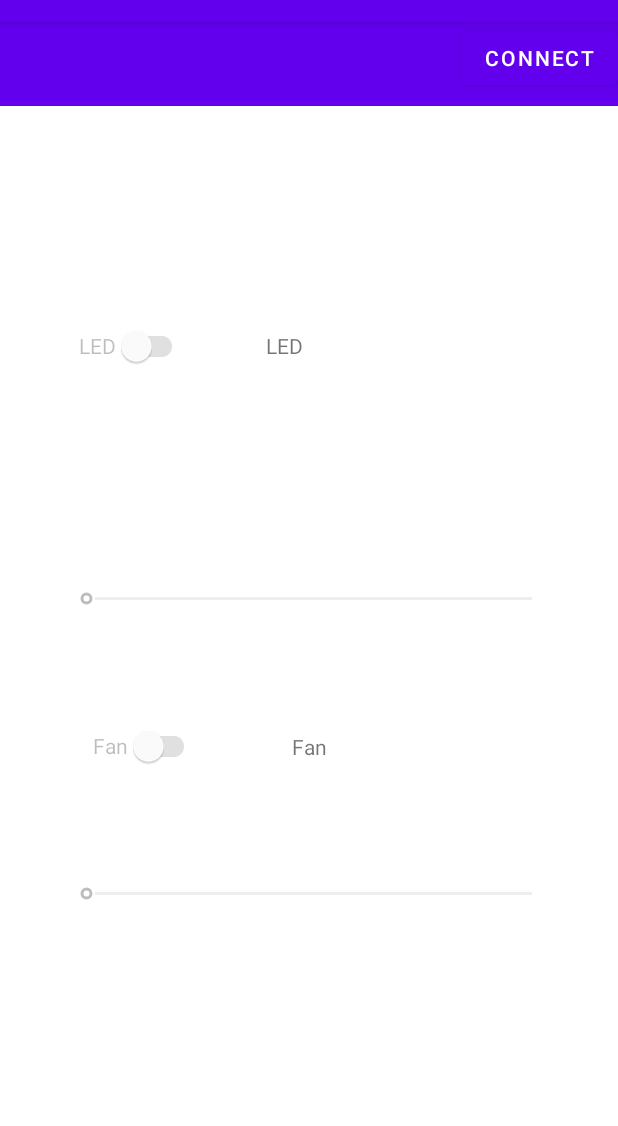
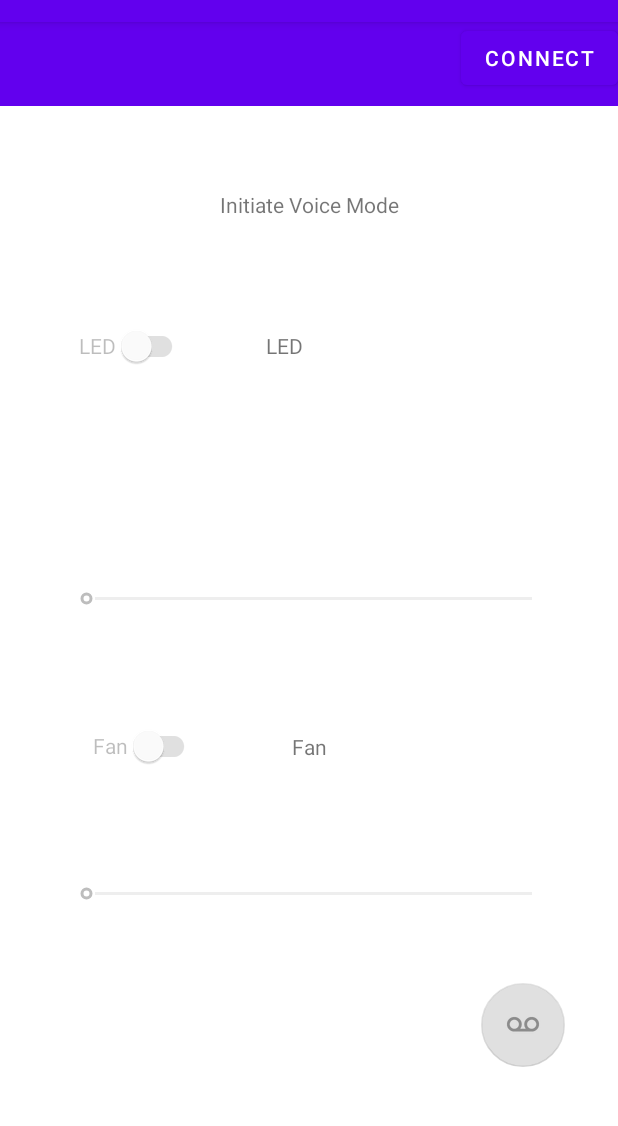
Before and after one commit to masterchief164/arduino_control1, an Android app: the screen it shows after launch (MainActivity), on a phone screen of 412 x 824 dp, the part 62-1188 px from its top. Run offline under Robolectric (Android 15) with nearby library versions, the phone set to English and light mode, and no system bars.

Commit message:
voice recognition left

```diff
--- a/app/src/main/java/com/example/arduino_control/MainActivity.java
+++ b/app/src/main/java/com/example/arduino_control/MainActivity.java
@@ -4,6 +4,7 @@ import android.Manifest;
 import android.bluetooth.BluetoothAdapter;
 import android.bluetooth.BluetoothDevice;
 import android.bluetooth.BluetoothSocket;
+import android.content.ComponentName;
 import android.content.Intent;
 import android.content.pm.PackageManager;
 import android.os.Build;
@@ -11,6 +12,8 @@ import android.os.Bundle;
 import android.os.Handler;
 import android.os.Looper;
 import android.os.Message;
+import android.speech.RecognizerIntent;
+import android.speech.SpeechRecognizer;
 import android.util.Log;
 import android.view.View;
 import android.widget.Button;
@@ -19,11 +22,13 @@ import android.widget.SeekBar;
 import android.widget.TextView;
 import android.widget.Toast;
 
+import com.google.android.material.floatingactionbutton.FloatingActionButton;
 import com.google.android.material.switchmaterial.SwitchMaterial;
 
 import java.io.IOException;
 import java.io.InputStream;
 import java.io.OutputStream;
+import java.util.Locale;
 import java.util.UUID;
 
 import androidx.annotation.NonNull;
@@ -46,6 +51,7 @@ public class MainActivity extends AppCompatActivity {
     public static CreateConnectThread createConnectThread;
     private String deviceName = null;
     public BluetoothAdapter bluetoothAdapter = null;
+    private SpeechRecognizer speechRecognizer;
 
     static final int req = 123;
 
@@ -55,7 +61,7 @@ public class MainActivity extends AppCompatActivity {
         super.onCreate(savedInstanceState);
         setContentView(R.layout.activity_main);
 
-        // UI Initialization
+        //                              UI Initialization
         final Button buttonConnect = findViewById(R.id.bluetoothConnect);
         final Toolbar toolbar = findViewById(R.id.toolbar);
         final ProgressBar progressBar = findViewById(R.id.progressBar);
@@ -66,12 +72,15 @@ public class MainActivity extends AppCompatActivity {
         SeekBar fan_seekbar = findViewById(R.id.seekBar_fan);
         TextView fan_textview = findViewById(R.id.textView_fan);
         TextView led_textview = findViewById(R.id.textView_led);
+        FloatingActionButton floatingActionButton = findViewById(R.id.voice_activation);
+        TextView voiceResults = findViewById(R.id.voiceResults);
         fan_seekbar.setEnabled(false);
         fan_switch.setEnabled(false);
         led_switch.setEnabled(false);
         led_seekbar.setEnabled(false);
+        floatingActionButton.setEnabled(false);
 
-
+        //                          Checking Permissions
         if (ContextCompat.checkSelfPermission(this,
                 Manifest.permission.ACCESS_BACKGROUND_LOCATION) +
                 ContextCompat.checkSelfPermission(this,
@@ -81,7 +90,11 @@ public class MainActivity extends AppCompatActivity {
                 ContextCompat.checkSelfPermission(this,
                         Manifest.permission.BLUETOOTH) +
                 ContextCompat.checkSelfPermission(this,
-                        Manifest.permission.BLUETOOTH_ADMIN) !=
+                        Manifest.permission.BLUETOOTH_ADMIN) +
+                ContextCompat.checkSelfPermission(this,
+                        Manifest.permission.INTERNET) +
+                ContextCompat.checkSelfPermission(this,
+                        Manifest.permission.RECORD_AUDIO) !=
                 PackageManager.PERMISSION_GRANTED) {
             if (ActivityCompat.shouldShowRequestPermissionRationale(this,
                     Manifest.permission.BLUETOOTH_ADMIN) ||
@@ -92,7 +105,11 @@ public class MainActivity extends AppCompatActivity {
                     ActivityCompat.shouldShowRequestPermissionRationale(this,
                             Manifest.permission.ACCESS_FINE_LOCATION) ||
                     ActivityCompat.shouldShowRequestPermissionRationale(this,
-                            Manifest.permission.ACCESS_BACKGROUND_LOCATION)) {
+                            Manifest.permission.ACCESS_BACKGROUND_LOCATION) ||
+                    ActivityCompat.shouldShowRequestPermissionRationale(this,
+                            Manifest.permission.RECORD_AUDIO) ||
+                    ActivityCompat.shouldShowRequestPermissionRationale(this
+                            , Manifest.permission.INTERNET)) {
                 AlertDialog.Builder builder = new AlertDialog.Builder(this);
                 builder.setTitle("Grant Permissions");
                 builder.setMessage("Grant Bluetooth and Location Access");
@@ -104,7 +121,9 @@ public class MainActivity extends AppCompatActivity {
                                         Manifest.permission.ACCESS_FINE_LOCATION,
                                         Manifest.permission.ACCESS_BACKGROUND_LOCATION,
                                         Manifest.permission.BLUETOOTH_ADMIN,
-                                        Manifest.permission.BLUETOOTH
+                                        Manifest.permission.BLUETOOTH,
+                                        Manifest.permission.RECORD_AUDIO,
+                                        Manifest.permission.INTERNET
                                 }, req
                         ));
                 builder.setNegativeButton("Cancel", null);
@@ -118,7 +137,10 @@ public class MainActivity extends AppCompatActivity {
                                 Manifest.permission.ACCESS_FINE_LOCATION,
                                 Manifest.permission.ACCESS_BACKGROUND_LOCATION,
                                 Manifest.permission.BLUETOOTH_ADMIN,
-                                Manifest.permission.BLUETOOTH
+                                Manifest.permission.BLUETOOTH,
+                                Manifest.permission.BLUETOOTH,
+                                Manifest.permission.RECORD_AUDIO,
+                                Manifest.permission.INTERNET
                         }, req
                 );
             }
@@ -144,6 +166,27 @@ public class MainActivity extends AppCompatActivity {
             createConnectThread.start();
         }
 
+
+        speechRecognizer = SpeechRecognizer.createSpeechRecognizer(this, ComponentName.unflattenFromString("com.google.android.googlequicksearchbox/com.google.android.voicesearch.serviceapi.GoogleRecognitionService"));
+
+
+        final Intent speechRecognizerIntent = new Intent(
+                RecognizerIntent.ACTION_RECOGNIZE_SPEECH);
+
+        speechRecognizerIntent.putExtra(RecognizerIntent.EXTRA_LANGUAGE_MODEL,
+                RecognizerIntent.LANGUAGE_MODEL_FREE_FORM);
+
+        speechRecognizerIntent.putExtra(RecognizerIntent.EXTRA_LANGUAGE,
+                Locale.getDefault());
+
+
+        //                          voice button
+
+
+        floatingActionButton.setOnClickListener(v ->
+                speechRecognizer.startListening(speechRecognizerIntent));
+
+
         /*
         Second most important piece of Code. GUI Handler
          */
@@ -159,6 +202,7 @@ public class MainActivity extends AppCompatActivity {
                                 buttonConnect.setEnabled(true);
                                 fan_switch.setEnabled(true);
                                 led_switch.setEnabled(true);
+                                floatingActionButton.setEnabled(true);
                                 break;
                             case -1:
                                 toolbar.setSubtitle("Device fails to connect");
@@ -214,14 +258,12 @@ public class MainActivity extends AppCompatActivity {
         // Select Bluetooth Device
         buttonConnect.setOnClickListener(view -> {
             // Move to adapter list
-
             bluetoothAdapter = BluetoothAdapter.getDefaultAdapter();
             checkBTState();
-
-
         });
 
 
+        //                              Led Switch
         led_switch.setOnCheckedChangeListener((buttonView, isChecked) -> {
             String cmdTxt;
             boolean state = led_switch.isChecked();
@@ -241,6 +283,8 @@ public class MainActivity extends AppCompatActivity {
             }
             connectedThread.write(cmdTxt);
         });
+
+        //                              Fan Switch
         fan_switch.setOnCheckedChangeListener((buttonView, isChecked) -> {
             String cmdTxt;
             boolean state = fan_switch.isChecked();
@@ -260,6 +304,8 @@ public class MainActivity extends AppCompatActivity {
             }
             connectedThread.write(cmdTxt);
         });
+
+        //                              Fan Seekbar
         led_seekbar.setOnSeekBarChangeListener(new SeekBar.OnSeekBarChangeListener() {
             @Override
             public void onProgressChanged(SeekBar seekBar, int progress, boolean fromUser) {
@@ -285,6 +331,8 @@ public class MainActivity extends AppCompatActivity {
                 }
             }
         });
+
+        //                              Led Seekbar
         fan_seekbar.setOnSeekBarChangeListener(new SeekBar.OnSeekBarChangeListener() {
             @Override
             public void onProgressChanged(SeekBar seekBar, int progress, boolean fromUser) {
@@ -335,7 +383,9 @@ public class MainActivity extends AppCompatActivity {
                             grantResults[1] +
                             grantResults[2] +
                             grantResults[3] +
-                            grantResults[4]
+                            grantResults[4] +
+                            grantResults[5] +
+                            grantResults[6]
                             == PackageManager.PERMISSION_GRANTED)) {
                 Toast.makeText(getApplicationContext(),
                         "permissions are granted", Toast.LENGTH_SHORT).show();
@@ -345,7 +395,7 @@ public class MainActivity extends AppCompatActivity {
 
     private void checkBTState() {
         // Check for Bluetooth support and then check to make sure it is turned on
-        // Emulator doesn't support Bluetooth and will return null
+        //          Emulator doesn't support Bluetooth and will return null
         if (bluetoothAdapter.isEnabled()) {
             Log.d(TAG, "...Bluetooth ON...");
             Intent intent = new Intent(MainActivity.this,
--- a/app/src/main/res/layout/activity_main.xml
+++ b/app/src/main/res/layout/activity_main.xml
@@ -102,4 +102,32 @@
         app:layout_constraintStart_toStartOf="parent"
         app:layout_constraintTop_toBottomOf="@+id/seekBar_led" />
 
+    <TextView
+        android:id="@+id/voiceResults"
+        android:layout_width="0dp"
+        android:layout_height="wrap_content"
+        android:text="@string/initiate_voice_mode"
+        android:textAlignment="center"
+        app:layout_constraintBottom_toBottomOf="parent"
+        app:layout_constraintEnd_toEndOf="parent"
+        app:layout_constraintStart_toStartOf="parent"
+        app:layout_constraintTop_toTopOf="parent"
+        app:layout_constraintVertical_bias="0.15"
+        app:layout_constraintWidth_percent="0.8" />
+
+    <com.google.android.material.floatingactionbutton.FloatingActionButton
+        android:id="@+id/voice_activation"
+        android:layout_width="wrap_content"
+        android:layout_height="wrap_content"
+        android:clickable="true"
+        android:contentDescription="@string/voice_mode"
+        android:focusable="true"
+        app:layout_constraintBottom_toBottomOf="parent"
+        app:layout_constraintEnd_toEndOf="parent"
+        app:layout_constraintHorizontal_bias="0.9"
+        app:layout_constraintStart_toStartOf="parent"
+        app:layout_constraintTop_toTopOf="parent"
+        app:layout_constraintVertical_bias="0.9"
+        app:srcCompat="@android:drawable/stat_notify_voicemail" />
+
 </androidx.constraintlayout.widget.ConstraintLayout>
--- a/app/src/main/res/values/strings.xml
+++ b/app/src/main/res/values/strings.xml
@@ -11,4 +11,6 @@
     <string name="visual_led">Visual LED</string>
     <string name="toggle">Toggle</string>
     <string name="connect">Connect</string>
+    <string name="voice_mode">Speech Mode</string>
+    <string name="initiate_voice_mode">Initiate Voice Mode</string>
 </resources>
```
Also changed, not shown: app/src/main/AndroidManifest.xml (+18 -21 lines).
